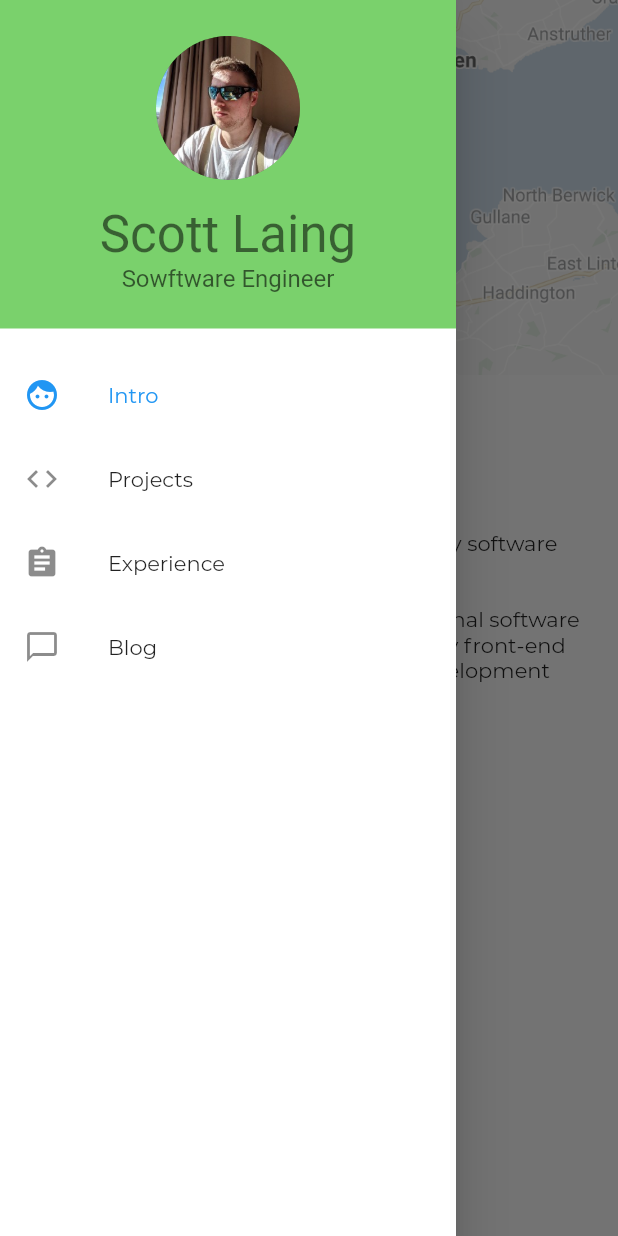
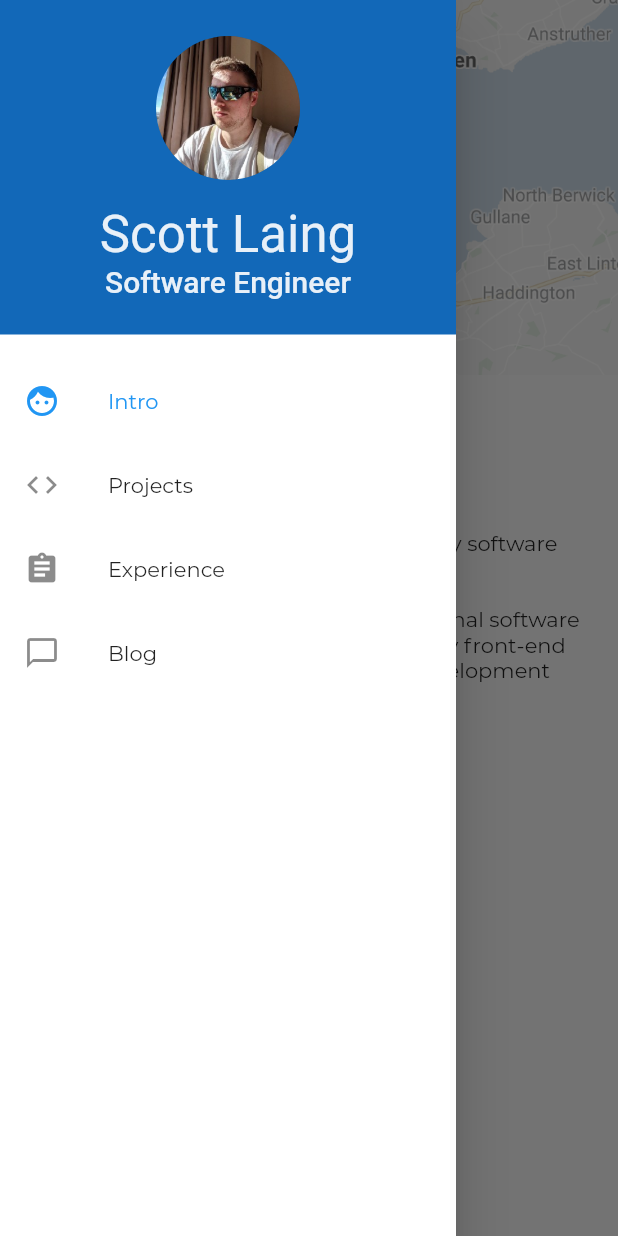
Before and after one commit to fifersheep/portfolio, a Flutter app: the screen it shows after launch, with the side drawer open, on a phone screen of 412 x 824 dp. Run offline on Flutter 3.47's test engine with Material 2 defaults, Android fonts, the phone set to English and light mode, and no system bars.

Commit message:
update theme to blue (and yellow)

```diff
--- a/lib/constants/colors.dart
+++ b/lib/constants/colors.dart
@@ -1,19 +1,19 @@
 import 'package:flutter/material.dart';
 
-const Color primary = Color(0xFF7AD16C);
-const Color primaryLight = Color(0xFFadff9c);
-const Color primaryDark = Color(0xFF479f3e);
+const Color primary = Color(0xFF1268b8);
+const Color primaryLight = Color(0xFF297dcc);
+const Color primaryDark = Color(0xFF0f5699);
 
-const Color secondary = Color(0xFFD16DB2);
-const Color secondaryLight = Color(0xFFff9ee4);
-const Color secondaryDark = Color(0xFF9e3d82);
+const Color secondary = Color(0xFFffd323);
+const Color secondaryLight = Color(0xFFf2c01d);
+const Color secondaryDark = Color(0xFFffe359);
 
-const Color text = Color(0xFF454553);
-const Color textOnPrimary = Color(0x96000000);
-const Color textOnPrimaryLight = Color(0x8C000000);
-const Color textOnPrimaryDark = Color(0xBA000000);
-const Color textOnSecondary = Color(0xB5000000);
+const Color text = Color(0xFF1e1e2a);
+const Color textOnPrimary = Color(0xE6FFFFFF);
+const Color textOnPrimaryLight = Color(0xFFFFFFFF);
+const Color textOnPrimaryDark = Color(0xCCFFFFFF);
+const Color textOnSecondary = Color(0x8F000000);
 const Color textOnSecondaryLight = Color(0x96000000);
-const Color textOnSecondaryDark = Color(0xCCFFFFFF);
+const Color textOnSecondaryDark = Color(0x8F000000);
 
 const Color white = Color(0xFFFFFFFF);
--- a/lib/constants/strings.dart
+++ b/lib/constants/strings.dart
@@ -11,7 +11,7 @@ class Strings extends InheritedWidget {
   final String appTitle = 'Scott Laing - Portfolio';
 
   final String navHeaderTitle = 'Scott Laing';
-  final String navHeaderSubtitle = 'Sowftware Engineer';
+  final String navHeaderSubtitle = 'Software Engineer';
 
   final String navItemIntro = 'Intro';
   final String navItemProjects = 'Projects';
--- a/lib/constants/theme.dart
+++ b/lib/constants/theme.dart
@@ -5,7 +5,10 @@ import 'colors.dart';
 final ThemeData appTheme = ThemeData(
   brightness: Brightness.light,
   primaryColor: primary,
-  primaryTextTheme: Typography().black.apply(bodyColor: textOnPrimary),
+  primaryTextTheme: Typography.material2018().white.apply(
+        bodyColor: textOnPrimary,
+        displayColor: textOnPrimary,
+      ),
   dividerColor: Colors.grey,
   fontFamily: 'Montserrat',
   pageTransitionsTheme: pageTransitionsTheme(),
--- a/lib/widgets/navigation/navigation_header.dart
+++ b/lib/widgets/navigation/navigation_header.dart
@@ -22,9 +22,9 @@ class NavigationHeader extends StatelessWidget {
             Container(
                 margin: EdgeInsets.only(top: 16),
                 child: Text(Strings.of(context).navHeaderTitle,
-                    style: Theme.of(context).primaryTextTheme.display1)),
+                    style: Theme.of(context).primaryTextTheme.headline4)),
             Text(Strings.of(context).navHeaderSubtitle,
-                style: Theme.of(context).primaryTextTheme.subhead),
+                style: Theme.of(context).primaryTextTheme.headline6.apply(color: textOnPrimary)),
           ],
         ),
       );
```
